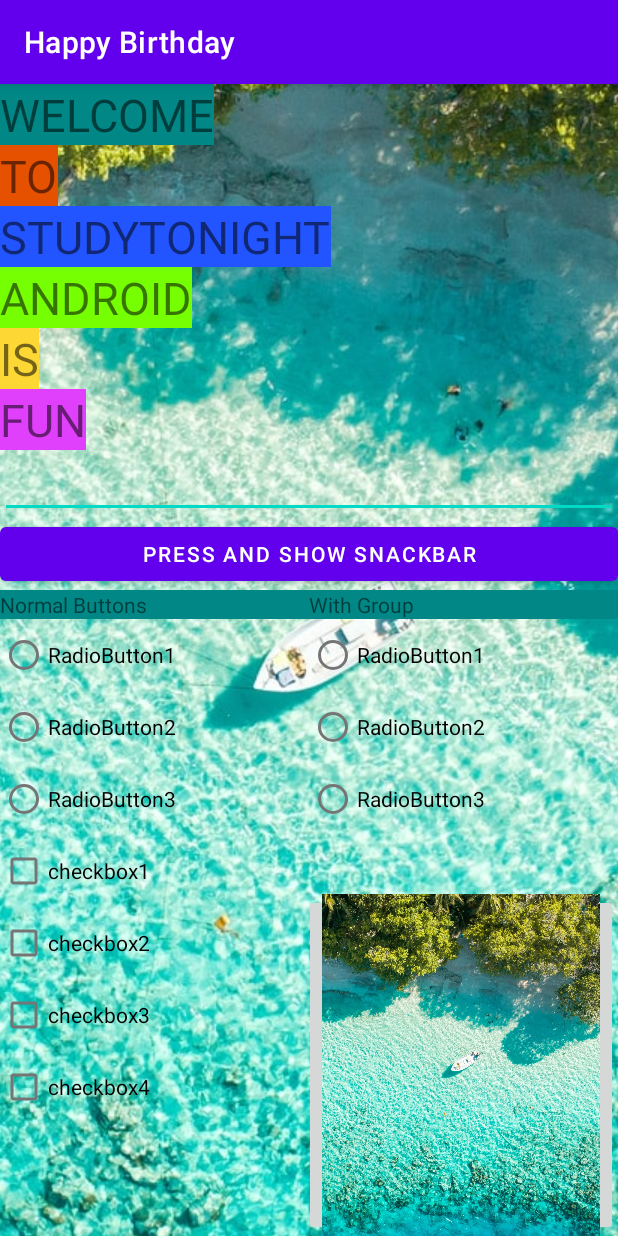
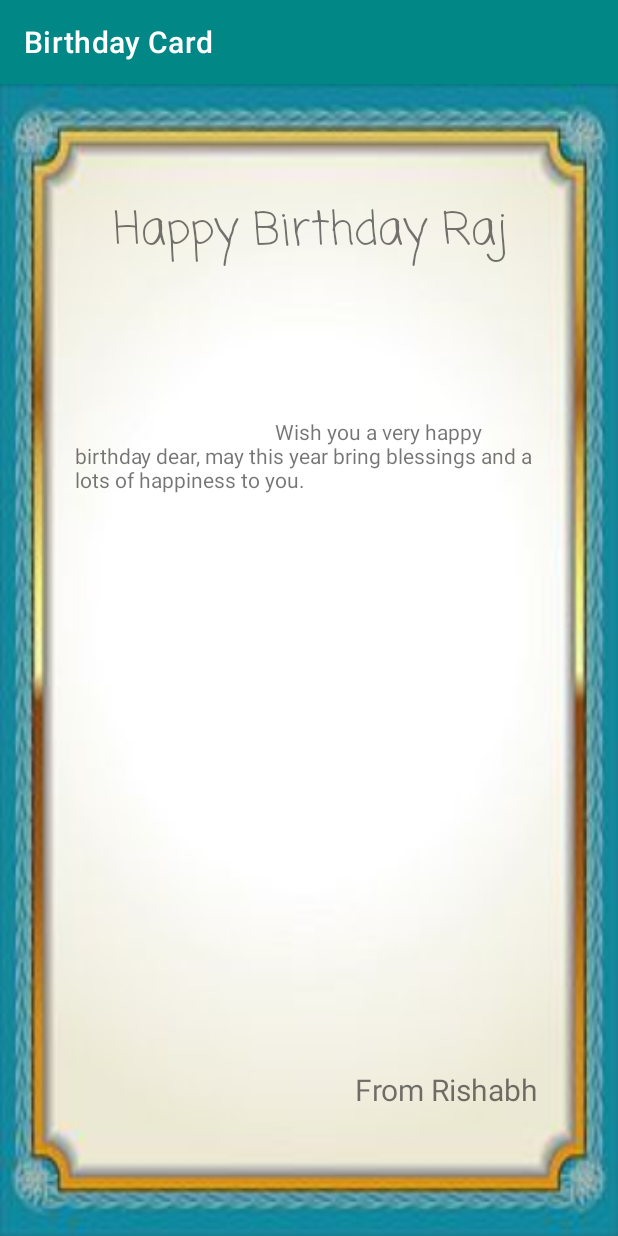
Before and after one commit to rishabhBajpayi/Loconav-Training, an Android app: the screen it shows after launch (MainActivity), on a phone screen of 412 x 824 dp. Run offline under Robolectric (Android 15) with nearby library versions, the phone set to English and light mode, and no system bars.

Commit message:
greeting card designed

```diff
--- a/app/src/main/java/com/example/happybirthday/MainActivity.kt
+++ b/app/src/main/java/com/example/happybirthday/MainActivity.kt
@@ -1,8 +1,10 @@
 package com.example.happybirthday
 
 import android.os.Bundle
+import android.text.Html
 import android.view.View
 import android.widget.CheckBox
+import android.widget.TextView
 import android.widget.Toast
 import androidx.appcompat.app.AppCompatActivity
 import com.google.android.material.snackbar.Snackbar
@@ -11,13 +13,10 @@ import com.google.android.material.snackbar.Snackbar
 class MainActivity : AppCompatActivity() {
     override fun onCreate(savedInstanceState: Bundle?) {
         super.onCreate(savedInstanceState)
-        setContentView(R.layout.activity_main)
+        setContentView(R.layout.hb_activity_main)
         Toast.makeText(applicationContext,"Application is Started",Toast.LENGTH_SHORT).show()
-//        val pressButton = findViewById<View>(R.id.press) as Button
-//        pressButton.setOnClickListener {
-//            print("button pressed");
-//        }
-//        checkStateOfCheckBox()
+//        val txt = findViewById<TextView>(R.id.message)
+//        txt.setText(Html.fromHtml("<h2>Title</h2><br><p>Description here</p>"))
     }
 
     fun buttonPressed(v :View){
--- /dev/null
+++ b/app/src/main/res/layout/hb_activity_main.xml
@@ -0,0 +1,57 @@
+<?xml version="1.0" encoding="utf-8"?>
+<FrameLayout xmlns:android="http://schemas.android.com/apk/res/android"
+    xmlns:app="http://schemas.android.com/apk/res-auto"
+    xmlns:tools="http://schemas.android.com/tools"
+    android:layout_width="match_parent"
+    android:layout_height="match_parent">
+
+    <ImageView
+        android:layout_width="match_parent"
+        android:layout_height="match_parent"
+        android:scaleType="fitXY"
+        android:src="@drawable/greeting"
+        android:contentDescription="@string/todo" />
+
+    <androidx.constraintlayout.widget.ConstraintLayout
+        android:layout_width="match_parent"
+        android:layout_height="match_parent">
+
+        <TextView
+            android:id="@+id/headTop"
+            android:layout_width="match_parent"
+            android:layout_height="wrap_content"
+            android:text="@string/cardTitle"
+            android:textAlignment="center"
+            android:textSize="30sp"
+            android:fontFamily="casual"
+            app:layout_constraintBottom_toBottomOf="parent"
+            app:layout_constraintTop_toTopOf="parent"
+            app:layout_constraintVertical_bias="0.104"
+            tools:layout_editor_absoluteX="-16dp" />
+
+        <TextView
+            android:layout_width="wrap_content"
+            android:layout_height="wrap_content"
+            android:layout_marginBottom="84dp"
+            android:text="@string/cardSender"
+            android:textSize="20sp"
+            app:layout_constraintBottom_toBottomOf="parent"
+            app:layout_constraintEnd_toEndOf="parent"
+            app:layout_constraintHorizontal_bias="0.819"
+            app:layout_constraintStart_toStartOf="parent" />
+
+        <TextView
+            android:id="@+id/message"
+            android:layout_width="match_parent"
+            android:layout_height="wrap_content"
+            android:paddingStart="50sp"
+            android:paddingEnd="50sp"
+            android:text="@string/cardMessage"
+            app:layout_constraintBottom_toBottomOf="parent"
+            app:layout_constraintTop_toBottomOf="@+id/headTop"
+            app:layout_constraintVertical_bias="0.169"
+            tools:layout_editor_absoluteX="0dp" />
+
+    </androidx.constraintlayout.widget.ConstraintLayout>
+
+</FrameLayout>
--- a/app/src/main/res/values/strings.xml
+++ b/app/src/main/res/values/strings.xml
@@ -1,3 +1,7 @@
 <resources>
-    <string name="app_name">Happy Birthday</string>
+    <string name="app_name">Birthday Card</string>
+    <string name="cardTitle">Happy Birthday Raj</string>
+    <string name="cardSender">From Rishabh</string>
+    <string name="cardMessage">\t\t\t\t\t\t\t\t\t\tWish you a very happy birthday dear, may this year bring blessings and a lots of happiness to you. </string>
+    <string name="todo">TODO</string>
 </resources>
--- a/app/src/main/res/values/themes.xml
+++ b/app/src/main/res/values/themes.xml
@@ -2,7 +2,7 @@
     <!-- Base application theme. -->
     <style name="Theme.HappyBirthday" parent="Theme.MaterialComponents.DayNight.DarkActionBar">
         <!-- Primary brand color. -->
-        <item name="colorPrimary">@color/purple_500</item>
+        <item name="colorPrimary">@color/teal_700</item>
         <item name="colorPrimaryVariant">@color/purple_700</item>
         <item name="colorOnPrimary">@color/white</item>
         <!-- Secondary brand color. -->
```
Also changed, not shown: app/src/main/res/drawable/greeting.jpeg (added).
